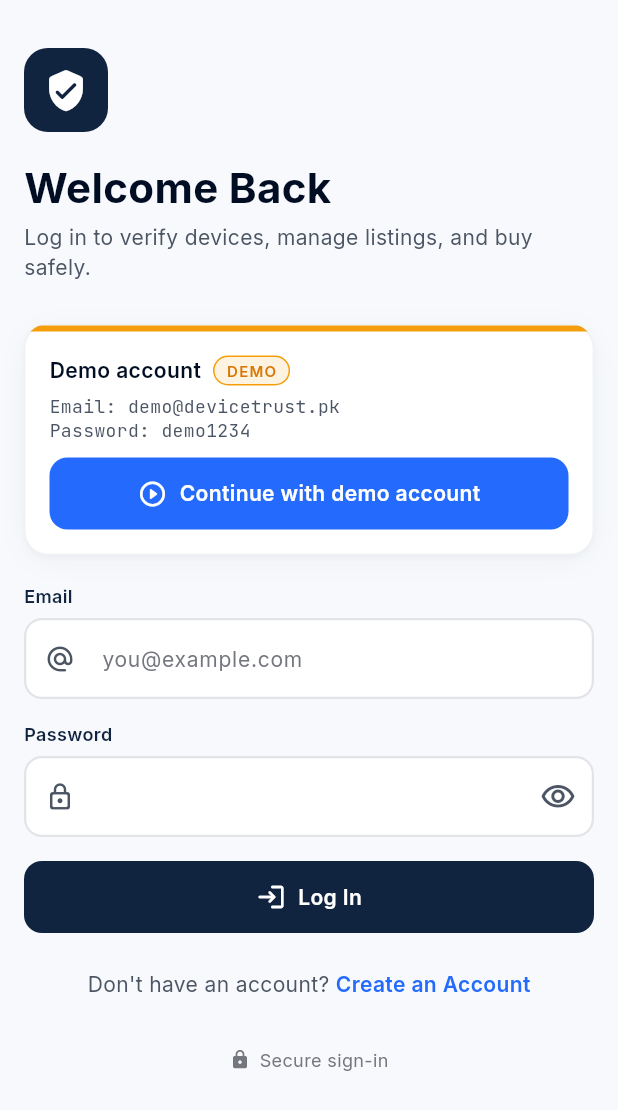
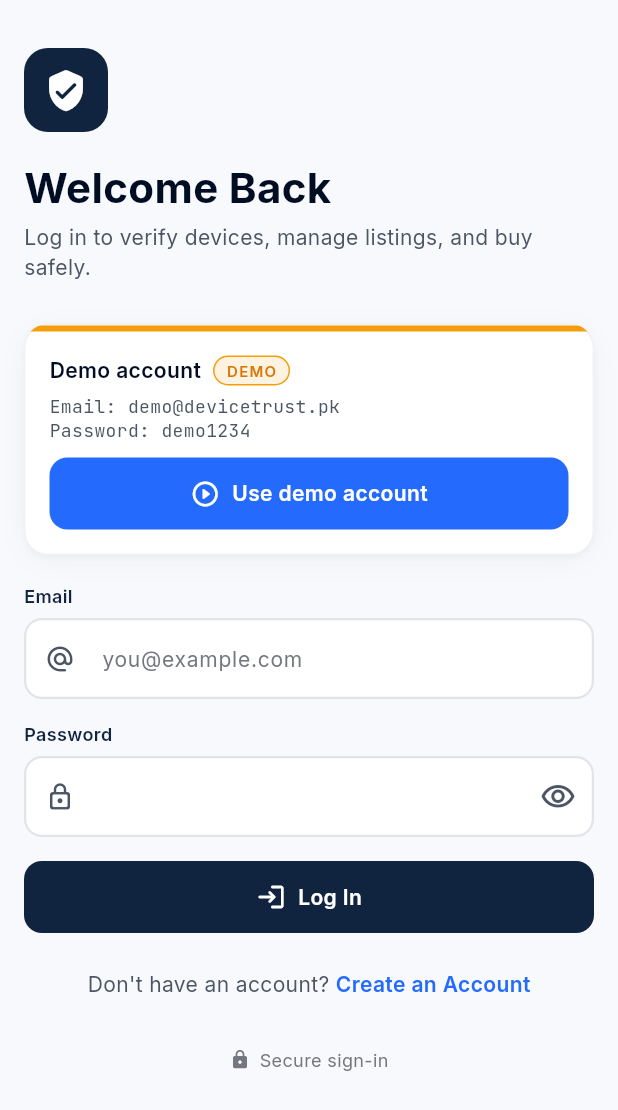
Before and after one commit to FahizAbbasi01/Sobii-F-Y-P-Project, a Flutter app: the LoginScreen screen opened by its route, on a phone screen of 412 x 824 dp. Shown: the top 1110 px of the screen. Run offline on Flutter 3.47's test engine with Material 3 defaults, Android fonts, the phone set to English and light mode, and no system bars; our stand-ins replace flutter_secure_storage, go_router, image_picker, shared_preferences; missing offline and left inert: google_mlkit_text_recognition; accounts and stored records are empty.

Commit message:
Emulator check: Pixel 6 profile, per-step diagnostics, in-app back navigation; shorter demo login label

```diff
--- a/mobile/lib/screens/auth/login_screen.dart
+++ b/mobile/lib/screens/auth/login_screen.dart
@@ -112,7 +112,7 @@ class _LoginScreenState extends State<LoginScreen> {
                     const SizedBox(height: 10),
                     AppButton(
                       key: const Key('demo-login'),
-                      label: 'Continue with demo account',
+                      label: 'Use demo account',
                       icon: Icons.play_circle_outline_rounded,
                       kind: ButtonKind.primary,
                       loading: _busy,
```
Also changed, not shown: 2 other files.
